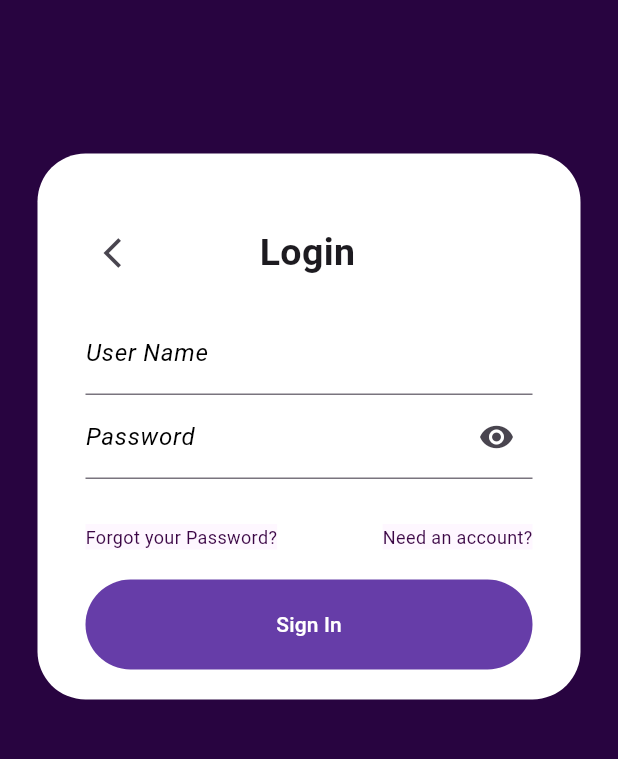
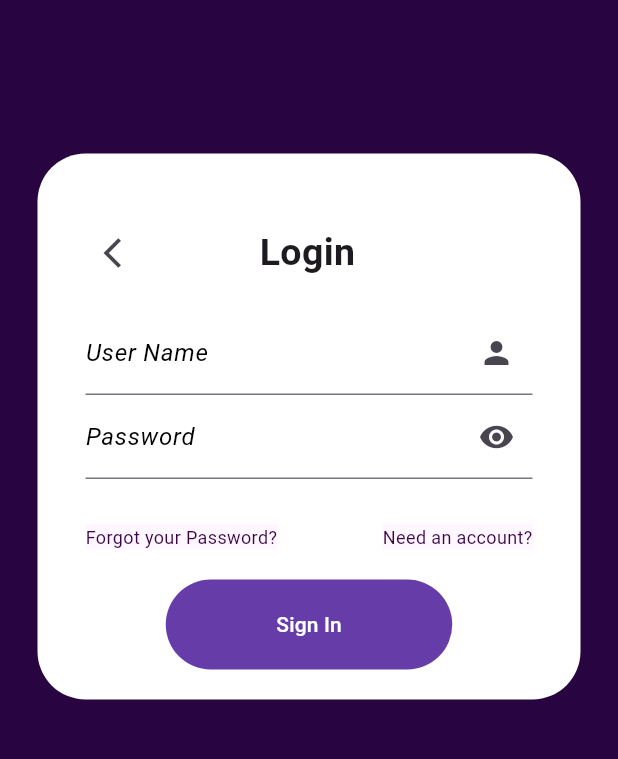
Before and after one commit to manulis/Harmonica, a Flutter app: the screen it shows after launch, after a tap on "Login", on a phone screen of 412 x 824 dp, the part 193-952 px from its top. Run offline on Flutter 3.47's test engine with Material 3 defaults, Android fonts, the phone set to English and light mode, and no system bars; our stand-ins replace email_validator, flutter_spinkit, shared_preferences, supabase_flutter; accounts and stored records are empty.

Commit message:
Login y register funcionales

```diff
--- a/lib/functions/navigator.dart
+++ b/lib/functions/navigator.dart
@@ -3,6 +3,7 @@ import 'package:flutter/cupertino.dart';
 import 'package:flutter/material.dart';
 import 'package:harmonica/screens/Login.dart';
 import 'package:harmonica/screens/Register.dart';
+import 'package:harmonica/screens/Home.dart';
 
 nav(String ScreenName, context){
   switch (ScreenName) {
@@ -12,5 +13,8 @@ nav(String ScreenName, context){
     case 'Register':
       Navigator.of(context).push(CupertinoPageRoute(builder: (BuildContext context){return Register();}));
       break;
+    case 'Home':
+      Navigator.of(context).push(CupertinoPageRoute(builder: (BuildContext context){return Home();}));
+
   }
 }
--- a/lib/objects/User.dart
+++ b/lib/objects/User.dart
@@ -5,11 +5,10 @@ class User{
   String phone;
   String birthDate;
   String password;
-  String userToken;
   List<String> seguidores;
   List<String> seguidos;
 
-  User(this.name,this.email,this.phone, this.birthDate,this.password,this.userToken,this.seguidores, this.seguidos  );
+  User(this.name,this.email,this.phone, this.birthDate,this.password,this.seguidores, this.seguidos  );
 
 
 }
--- a/lib/screens/Init.dart
+++ b/lib/screens/Init.dart
@@ -12,7 +12,6 @@ class _Init extends State<Init> {
 
   @override
   Widget build(BuildContext context) {
-    double screenHeight = MediaQuery.of(context).size.height;
     double screenWidth = MediaQuery.of(context).size.width;
     return Scaffold(
       backgroundColor: const Color.fromRGBO(40, 4, 64, 1),
--- a/lib/screens/Login.dart
+++ b/lib/screens/Login.dart
@@ -1,4 +1,5 @@
 import 'package:flutter/material.dart';
+import 'package:harmonica/functions/validateFormsCamps.dart';
 import 'package:harmonica/widgets/Generic_widgets.dart';
 import 'package:harmonica/functions/navigator.dart';
 import 'package:harmonica/functions/databasePetitions.dart';
@@ -10,7 +11,12 @@ class Login extends StatefulWidget {
 
 class _LoginState extends State<Login> {
   bool _obscureText = true;
-
+  TextEditingController _nameController = TextEditingController();
+  TextEditingController _passwordController = TextEditingController();
+  final GlobalKey<FormState> _formKey = GlobalKey<FormState>();
+  bool _loadinSpinner = false;
+  String name = '';
+  String password = '';
   @override
   Widget build(BuildContext context) {
     final screenHeight = MediaQuery.of(context).size.height;
@@ -68,52 +74,41 @@ class _LoginState extends State<Login> {
                               const SizedBox(width: 50),
                             ],
                           ),
+                          Form(
+                            key: _formKey,
+                            child: Column(
+                              children: [
                               const SizedBox(height: 15),
-                        TextField(
-                          decoration: const InputDecoration(
+                              GenericTextField(
+                                controller: _nameController,
+                                validator:  Focus,
                                 labelText: 'User Name',
-                            labelStyle: TextStyle(
-                                color: Color.fromARGB(255, 0, 0, 0),
-                                fontStyle: FontStyle.italic,
-                                fontSize: 16),
-                            hintText: 'Write your name',
-                            hintStyle: TextStyle(
-                                color: Color.fromARGB(255, 172, 172, 172),
-                                fontStyle: FontStyle.italic,
-                                fontSize: 16),
+                                hintText: 'Write yor name',
+                                suffixIcon: Icons.person,
+                                onChanged: (text){
+                                  setState(() {
+                                    name = text;
+                                  });
+                                } ,
                               ),
+                              PasswordTextField(
+                                controller: _passwordController,
+                                validator: Focus,
+                                labelText: 'Password',
+                                hintText: 'Write your Password',
+                                obscureText: _obscureText,
+                                onToggleObscureText: (bool value) {
+                                  setState(() {
+                                    _obscureText = value;
+                                  });
+                                },
                                 onChanged: (text) {
-                            setState(() {});
-                          },
-                        ),
-                        TextField(
-                          onChanged: (text) {
-                            setState(() {});
-                          },
-                          obscureText: _obscureText,
-                          decoration: InputDecoration(
-                            labelText: 'Password',
-                            labelStyle: const TextStyle(
-                                color: Color.fromARGB(255, 0, 0, 0),
-                                fontStyle: FontStyle.italic,
-                                fontSize: 16),
-                            hintText: 'Write your Password',
-                            hintStyle: const TextStyle(
-                                color: Color.fromARGB(255, 172, 172, 172),
-                                fontStyle: FontStyle.italic,
-                                fontSize: 16),
-                            suffixIcon: IconButton(
-                              icon: Icon(_obscureText
-                                  ? Icons.visibility
-                                  : Icons.visibility_off),
-                              onPressed: () {
                                   setState(() {
-                                  _obscureText = !_obscureText;
+                                    password = text;
                                   });
                                 },
                               ),
-                          ),
-                        ),
+
                             const SizedBox(height: 30),
                             Row(
                               mainAxisAlignment: MainAxisAlignment.center,
@@ -126,11 +121,28 @@ class _LoginState extends State<Login> {
                               ],
                             ),
                             const SizedBox(height: 20),
+                            _loadinSpinner ? spinkit :
                             buildButton('Sign In', () async {
+                              setState(() {
+                                _loadinSpinner = true;
+                              });
+                              bool loginUser = await userHandler.getUser(name, password, context);
+                              setState(() {
+                                _loadinSpinner = false;
+                              });
+                              _save();
+                              if(loginUser){
+                                nav('Home', context);
+                              }else{
+                                print('Pareca que hubo un error');
+                              }
 
                             }),
                           ],
                         ),
+                      ),
+                    ],
+                  )
                 ),
                 ],
               ),
@@ -140,4 +152,15 @@ class _LoginState extends State<Login> {
       ),
     );
   }
+  void _save() {
+    if (_formKey.currentState!.validate()) print('Okey');
+    print('Error');
   }
+
+  String? Focus(String? value){
+    if(value==''){
+      return 'This field is empty';
+    }
+    return null;
+  }
+}
--- a/lib/widgets/Generic_widgets.dart
+++ b/lib/widgets/Generic_widgets.dart
@@ -51,14 +51,14 @@ void GenericPopUp(BuildContext context, String title, String content) {
     context: context,
     builder: (BuildContext context) {
       return AlertDialog(
-        title: Text(title),
+        title: Text(title, textAlign: TextAlign.center,),
         content: Text(content),
         actions: <Widget>[
           TextButton(
             onPressed: () {
               Navigator.of(context).pop();
             },
-            child: Text('Close'),
+            child: const Text('Close'),
           ),
         ],
       );
@@ -66,6 +66,27 @@ void GenericPopUp(BuildContext context, String title, String content) {
   );
 }
 
+
+void GenericPopUpWithIcon(BuildContext context, VoidCallback onContinuePressed, Icon icon, String content) {
+  showDialog(
+    context: context,
+    builder: (BuildContext context) {
+      return AlertDialog(
+        title: icon,
+        content: Text(content, textAlign:TextAlign.center,),
+        actions: <Widget>[
+          TextButton(
+            onPressed: () {
+              Navigator.of(context).pop();
+              onContinuePressed();
+            },
+            child: const Text("Continuar"),
+          ),
+        ],
+      );
+    },
+  );
+}
 
 //Form widgets
 class GenericTextField extends StatefulWidget {
@@ -115,17 +136,21 @@ class _GenericTextFieldState extends State<GenericTextField> {
   }
 }
 
-class CustomPasswordTextField extends StatelessWidget {
+class PasswordTextField extends StatelessWidget {
   final TextEditingController controller;
   final String? Function(String?) validator;
+  final String labelText;
+  final String hintText;
   final bool obscureText;
   final void Function(bool) onToggleObscureText;
   final void Function(String) onChanged;
 
-  const CustomPasswordTextField({
+  const PasswordTextField({
     Key? key,
     required this.controller,
     required this.validator,
+    required this.labelText,
+    required this.hintText,
     required this.obscureText,
     required this.onToggleObscureText,
     required this.onChanged,
@@ -138,13 +163,13 @@ class CustomPasswordTextField extends StatelessWidget {
       validator: validator,
       obscureText: obscureText,
       decoration: InputDecoration(
-        labelText: 'Create Password',
+        labelText: labelText,
         labelStyle: const TextStyle(
           color: Color.fromARGB(255, 0, 0, 0),
           fontStyle: FontStyle.italic,
           fontSize: 16,
         ),
-        hintText: 'Type a Password',
+        hintText: hintText,
         hintStyle: const TextStyle(
           color: Color.fromARGB(255, 172, 172, 172),
           fontStyle: FontStyle.italic,
@@ -174,3 +199,6 @@ final spinkit = SpinKitFadingFour(
     );
   },
 );
+
+
+//Navbar widget
--- a/pubspec.yaml
+++ b/pubspec.yaml
@@ -15,7 +15,7 @@ dependencies:
   custom_route_transitions_nan: ^0.0.3
   email_validator: '^2.1.16'
   flutter_spinkit: ^5.2.0
-
+  shared_preferences: ^2.0.8
 
 dev_dependencies:
   flutter_test:
```
Also changed, not shown: lib/functions/databasePetitions.dart (+40 -8 lines), lib/functions/sharedPrefs.dart (added, +12 -0 lines), lib/screens/Home.dart (added, +18 -0 lines), lib/screens/Register.dart (+28 -35 lines), pubspec.lock, 1 other file. Lines whose indentation alone changed are shown as unchanged.
